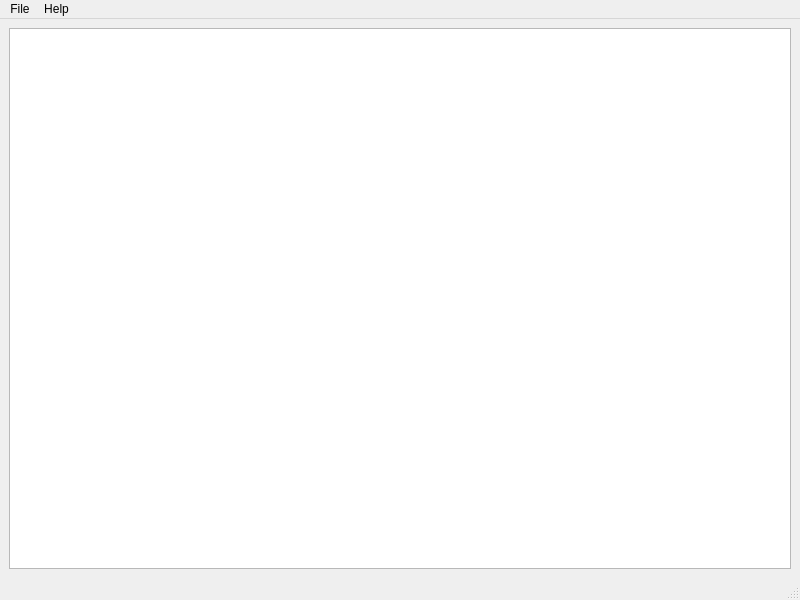
simoninns/OpenAIV, file OpenAIV-National/mainwindow.ui: the form before one commit.
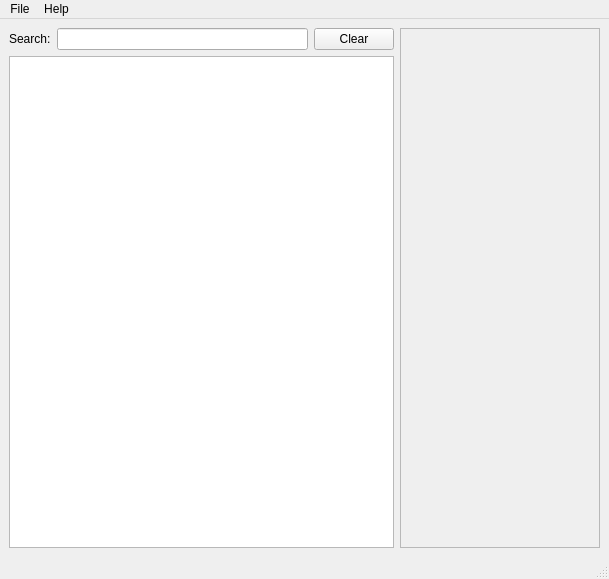
The form after the commit. Icons and pictures are not drawn.

Commit message: Added sort filter and modified form ready for hierarchy search function

Diff of the .ui file:
```diff
--- a/OpenAIV-National/mainwindow.ui
+++ b/OpenAIV-National/mainwindow.ui
@@ -6,8 +6,8 @@
    <rect>
     <x>0</x>
     <y>0</y>
-    <width>800</width>
-    <height>600</height>
+    <width>609</width>
+    <height>579</height>
    </rect>
   </property>
   <property name="windowTitle">
@@ -18,14 +18,55 @@
     <normaloff>:/icons/Graphics/256-OpenAIV-logo.png</normaloff>:/icons/Graphics/256-OpenAIV-logo.png</iconset>
   </property>
   <widget class="QWidget" name="centralwidget">
-   <layout class="QVBoxLayout" name="verticalLayout_2">
+   <layout class="QHBoxLayout" name="horizontalLayout_3">
     <item>
      <layout class="QVBoxLayout" name="verticalLayout">
+      <item>
+       <layout class="QHBoxLayout" name="horizontalLayout_2">
+        <item>
+         <widget class="QLabel" name="search_label">
+          <property name="text">
+           <string>Search:</string>
+          </property>
+         </widget>
+        </item>
+        <item>
+         <widget class="QLineEdit" name="search_lineEdit"/>
+        </item>
+        <item>
+         <widget class="QPushButton" name="clearSearch_pushButton">
+          <property name="text">
+           <string>Clear</string>
+          </property>
+         </widget>
+        </item>
+       </layout>
+      </item>
       <item>
        <widget class="QTreeView" name="treeView"/>
       </item>
      </layout>
     </item>
+    <item>
+     <layout class="QVBoxLayout" name="verticalLayout_2">
+      <item>
+       <widget class="QFrame" name="frame">
+        <property name="minimumSize">
+         <size>
+          <width>200</width>
+          <height>0</height>
+         </size>
+        </property>
+        <property name="frameShape">
+         <enum>QFrame::StyledPanel</enum>
+        </property>
+        <property name="frameShadow">
+         <enum>QFrame::Raised</enum>
+        </property>
+       </widget>
+      </item>
+     </layout>
+    </item>
    </layout>
   </widget>
   <widget class="QMenuBar" name="menubar">
@@ -33,7 +74,7 @@
     <rect>
      <x>0</x>
      <y>0</y>
-     <width>800</width>
+     <width>609</width>
      <height>22</height>
     </rect>
    </property>
```
The commit also changes 5 other files.
